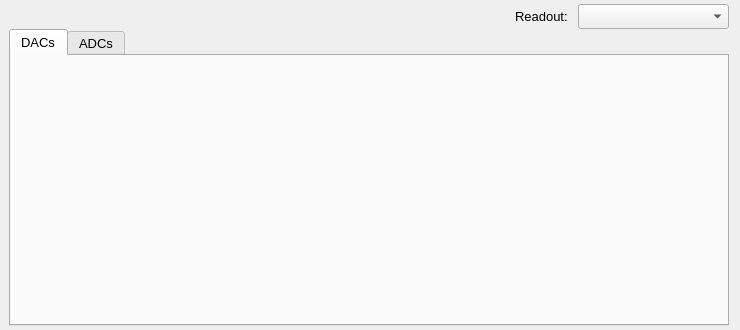
Old version of the form slsDetectorGui/forms/form_tab_developer.ui in the repository slsdetectorgroup/slsDetectorPackage.
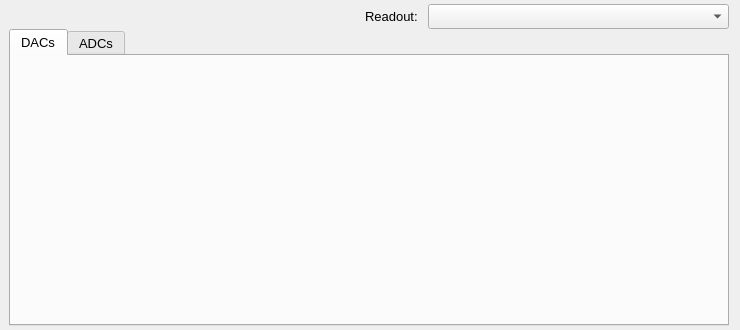
New version of the form.

Patch:
```diff
--- a/slsDetectorGui/forms/form_tab_developer.ui
+++ b/slsDetectorGui/forms/form_tab_developer.ui
@@ -50,7 +50,7 @@
    <property name="verticalSpacing">
     <number>0</number>
    </property>
-   <item row="1" column="0" colspan="4">
+   <item row="1" column="0" colspan="5">
     <widget class="QTabWidget" name="tabWidget">
      <property name="sizePolicy">
       <sizepolicy hsizetype="Expanding" vsizetype="Expanding">
@@ -107,53 +107,6 @@
      </widget>
     </widget>
    </item>
-   <item row="0" column="3">
-    <widget class="QComboBox" name="comboDetector">
-     <property name="sizePolicy">
-      <sizepolicy hsizetype="Expanding" vsizetype="Fixed">
-       <horstretch>0</horstretch>
-       <verstretch>0</verstretch>
-      </sizepolicy>
-     </property>
-     <property name="minimumSize">
-      <size>
-       <width>0</width>
-       <height>25</height>
-      </size>
-     </property>
-     <property name="maximumSize">
-      <size>
-       <width>16777215</width>
-       <height>25</height>
-      </size>
-     </property>
-     <property name="font">
-      <font>
-       <family>Cantarell</family>
-       <pointsize>10</pointsize>
-      </font>
-     </property>
-    </widget>
-   </item>
-   <item row="0" column="2">
-    <widget class="QLabel" name="lblReadout">
-     <property name="sizePolicy">
-      <sizepolicy hsizetype="Fixed" vsizetype="Preferred">
-       <horstretch>0</horstretch>
-       <verstretch>0</verstretch>
-      </sizepolicy>
-     </property>
-     <property name="font">
-      <font>
-       <family>Cantarell</family>
-       <pointsize>10</pointsize>
-      </font>
-     </property>
-     <property name="text">
-      <string>Readout: </string>
-     </property>
-    </widget>
-   </item>
    <item row="0" column="0" colspan="2">
     <spacer name="horizontalSpacer">
      <property name="orientation">
@@ -164,12 +117,59 @@
      </property>
      <property name="sizeHint" stdset="0">
       <size>
-       <width>500</width>
+       <width>350</width>
        <height>20</height>
       </size>
      </property>
     </spacer>
    </item>
+   <item row="0" column="2">
+    <widget class="QLabel" name="lblReadout">
+     <property name="sizePolicy">
+      <sizepolicy hsizetype="Fixed" vsizetype="Preferred">
+       <horstretch>0</horstretch>
+       <verstretch>0</verstretch>
+      </sizepolicy>
+     </property>
+     <property name="font">
+      <font>
+       <family>Cantarell</family>
+       <pointsize>10</pointsize>
+      </font>
+     </property>
+     <property name="text">
+      <string>Readout: </string>
+     </property>
+    </widget>
+   </item>
+   <item row="0" column="3" colspan="2">
+    <widget class="QComboBox" name="comboDetector">
+     <property name="sizePolicy">
+      <sizepolicy hsizetype="Expanding" vsizetype="Fixed">
+       <horstretch>0</horstretch>
+       <verstretch>0</verstretch>
+      </sizepolicy>
+     </property>
+     <property name="minimumSize">
+      <size>
+       <width>0</width>
+       <height>25</height>
+      </size>
+     </property>
+     <property name="maximumSize">
+      <size>
+       <width>16777215</width>
+       <height>25</height>
+      </size>
+     </property>
+     <property name="font">
+      <font>
+       <family>Cantarell</family>
+       <pointsize>10</pointsize>
+      </font>
+     </property>
+    </widget>
+   </item>
   </layout>
  </widget>
  <resources>
```
